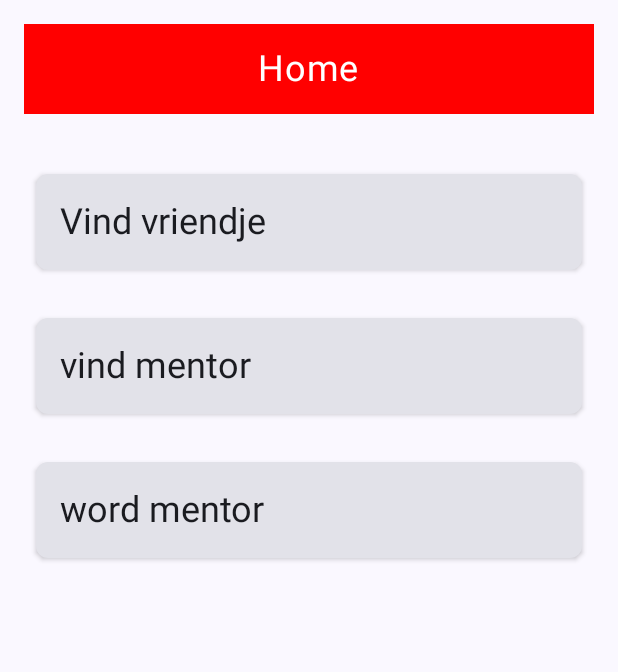
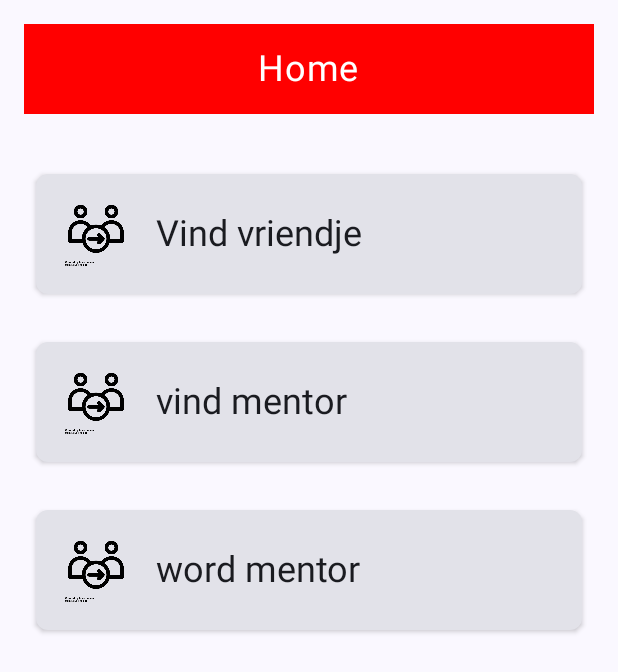
Before and after one commit to ThijsGeeraert2/studdybuddy, an Android app built with Jetpack Compose: the HomeScreen screen opened through its navigation route, on a phone screen of 412 x 824 dp. Shown: the top 672 px of the screen. Run offline under Robolectric (Android 15) with nearby library versions, the phone set to English and light mode, and no system bars.

Commit message:
HomeScreen 4

```diff
--- a/app/src/main/java/be/thijsgeeraert/studdybuddy/ui/screens/HomeScreen.kt
+++ b/app/src/main/java/be/thijsgeeraert/studdybuddy/ui/screens/HomeScreen.kt
@@ -10,12 +10,14 @@ import androidx.compose.runtime.*
 import androidx.compose.ui.Alignment
 import androidx.compose.ui.Modifier
 import androidx.compose.ui.graphics.Color
+import androidx.compose.ui.graphics.painter.Painter
+import androidx.compose.ui.res.painterResource
 import androidx.compose.ui.res.stringResource
-import androidx.compose.ui.tooling.preview.Preview
 import androidx.compose.ui.unit.dp
 import androidx.compose.ui.unit.sp
 import be.thijsgeeraert.studdybuddy.R
 
+@OptIn(ExperimentalMaterial3Api::class)
 @Composable
 fun HomeScreen(
     onFindBuddyClick: () -> Unit = {},
@@ -23,7 +25,9 @@ fun HomeScreen(
     onBecomeMentorClick: () -> Unit = {}
 ) {
     // Replace these with the actual drawable resource IDs for your icons
-
+    val buddyIcon: Painter = painterResource(id = R.drawable.noun_mentor_1112698)
+    val mentorIcon: Painter = painterResource(id = R.drawable.noun_mentor_1112698)
+    val becomeMentorIcon: Painter = painterResource(id = R.drawable.noun_mentor_1112698)
 
     Column(
         modifier = Modifier
@@ -51,7 +55,7 @@ fun HomeScreen(
 
         // Button for "Zoek een Buddy"
         OptionButton(
-
+            icon = buddyIcon,
             text = stringResource(id = R.string.find_buddy),
             onClick = onFindBuddyClick
         )
@@ -60,6 +64,7 @@ fun HomeScreen(
 
         // Button for "Zoek een mentor"
         OptionButton(
+            icon = mentorIcon,
             text = stringResource(id = R.string.find_mentor),
             onClick = onFindMentorClick
         )
@@ -68,7 +73,7 @@ fun HomeScreen(
 
         // Button for "Wordt een mentor"
         OptionButton(
-
+            icon = becomeMentorIcon,
             text = stringResource(id = R.string.become_mentor),
             onClick = onBecomeMentorClick
         )
@@ -77,6 +82,7 @@ fun HomeScreen(
 
 @Composable
 fun OptionButton(
+    icon: Painter,
     text: String,
     onClick: () -> Unit
 ) {
@@ -94,7 +100,12 @@ fun OptionButton(
             verticalAlignment = Alignment.CenterVertically,
             horizontalArrangement = Arrangement.Start
         ) {
-            //Spacer(modifier = Modifier.width(16.dp))
+            Image(
+                painter = icon,
+                contentDescription = null, // Provide proper content description for accessibility
+                modifier = Modifier.size(48.dp)
+            )
+            Spacer(modifier = Modifier.width(16.dp))
             Text(
                 text = text,
                 style = MaterialTheme.typography.headlineSmall
@@ -102,9 +113,3 @@ fun OptionButton(
         }
     }
 }
-
-@Preview(showBackground = true)
-@Composable
-private fun HomeScreen() {
-    HomeScreen()
-}
```
Also changed, not shown: app/src/main/res/drawable/noun_chat_1654965.png (added), app/src/main/res/drawable/noun_filter_1860390.png (added), app/src/main/res/drawable/noun_mentor_1112698.png (added), app/src/main/res/drawable/noun_star_5947137.png (added).
